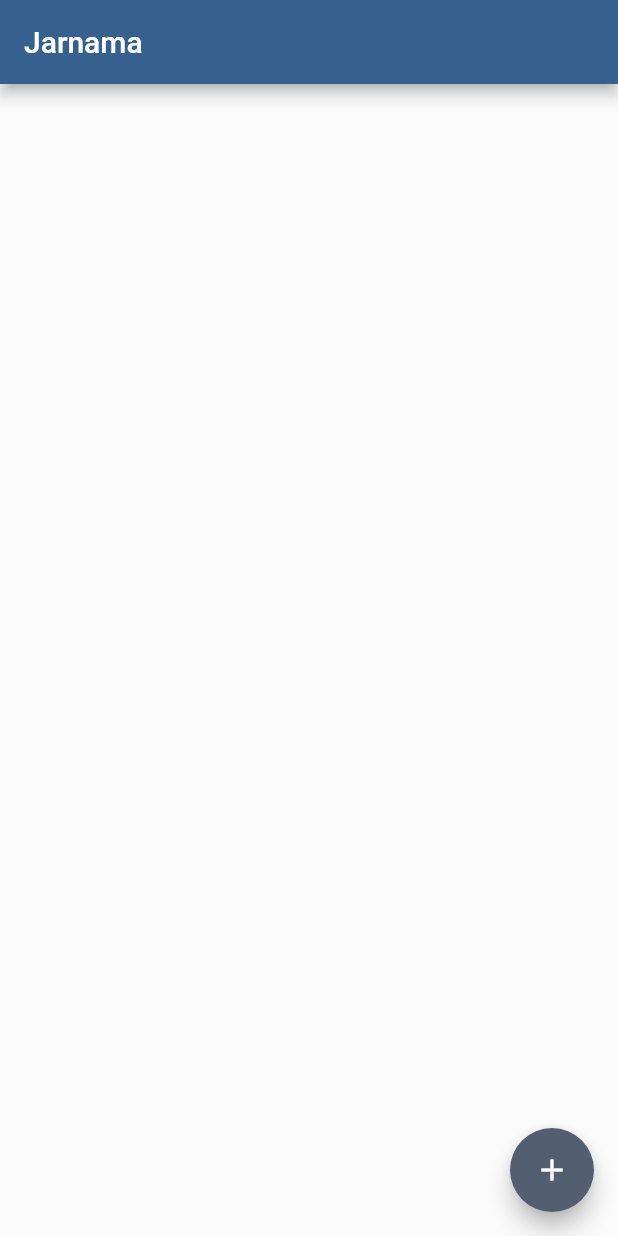
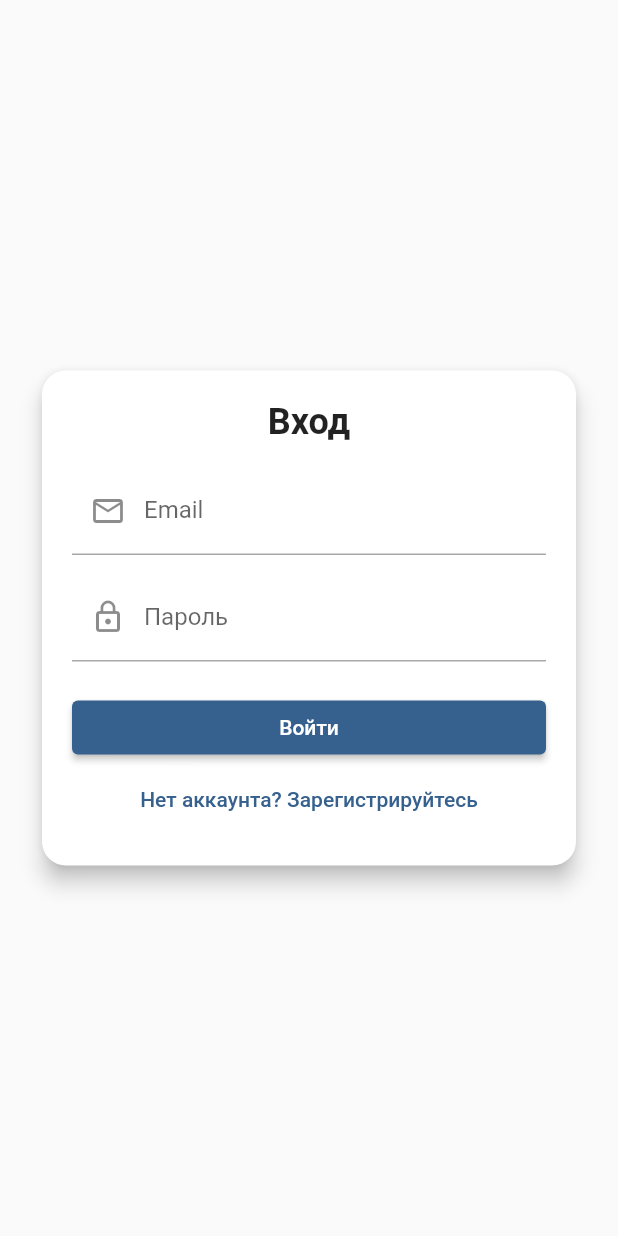
Before and after one commit to erjigit12/jarnama_app, a Flutter app: the screen it shows after launch, on a phone screen of 412 x 824 dp. Run offline on Flutter 3.47's test engine with Material 3 defaults, Android fonts, the light colour scheme and no system bars; our stand-ins replace cloud_firestore, firebase_auth, firebase_core, firebase_storage, flutter_bloc, image_picker; accounts and stored records are empty.

Commit message:
auth page added

```diff
--- a/lib/app/app.dart
+++ b/lib/app/app.dart
@@ -1,12 +1,20 @@
 import 'package:flutter/material.dart';
-import '../home/page/home_page.dart';
+import 'package:flutter_bloc/flutter_bloc.dart';
+import 'package:jarnama/auth/bloc/auth_bloc.dart';
+import 'package:jarnama/auth/data/auth_repository.dart';
+import 'package:jarnama/auth/view/auth_gate.dart';
 
 class MyApp extends StatelessWidget {
   const MyApp({super.key});
 
   @override
   Widget build(BuildContext context) {
-    return MaterialApp(
+    return RepositoryProvider(
+      create: (_) => AuthRepository(),
+      child: BlocProvider(
+        create: (context) =>
+            AuthBloc(repository: context.read<AuthRepository>()),
+        child: MaterialApp(
           debugShowCheckedModeBanner: false,
           title: 'Flutter Demo',
           theme: ThemeData(
@@ -15,7 +23,9 @@ class MyApp extends StatelessWidget {
             ),
             useMaterial3: false,
           ),
-      home: const MyHomePage(),
+          home: const AuthGate(),
+        ),
+      ),
     );
   }
 }
--- /dev/null
+++ b/lib/auth/bloc/auth_event.dart
@@ -0,0 +1,25 @@
+part of 'auth_bloc.dart';
+
+@immutable
+abstract class AuthEvent {}
+
+class AuthStarted extends AuthEvent {}
+
+class _AuthUserChanged extends AuthEvent {
+  _AuthUserChanged(this.user);
+  final User? user;
+}
+
+class AuthSignInRequested extends AuthEvent {
+  AuthSignInRequested({required this.email, required this.password});
+  final String email;
+  final String password;
+}
+
+class AuthSignUpRequested extends AuthEvent {
+  AuthSignUpRequested({required this.email, required this.password});
+  final String email;
+  final String password;
+}
+
+class AuthSignOutRequested extends AuthEvent {}
--- /dev/null
+++ b/lib/auth/bloc/auth_state.dart
@@ -0,0 +1,32 @@
+part of 'auth_bloc.dart';
+
+enum AuthStatus { unknown, loading, authenticated, unauthenticated }
+
+@immutable
+class AuthState {
+  const AuthState({
+    this.status = AuthStatus.unknown,
+    this.user,
+    this.isLoading = false,
+    this.errorMessage,
+  });
+
+  final AuthStatus status;
+  final User? user;
+  final bool isLoading;
+  final String? errorMessage;
+
+  AuthState copyWith({
+    AuthStatus? status,
+    User? user,
+    bool? isLoading,
+    String? errorMessage,
+  }) {
+    return AuthState(
+      status: status ?? this.status,
+      user: user ?? this.user,
+      isLoading: isLoading ?? this.isLoading,
+      errorMessage: errorMessage,
+    );
+  }
+}
--- /dev/null
+++ b/lib/auth/data/auth_repository.dart
@@ -0,0 +1,31 @@
+import 'package:firebase_auth/firebase_auth.dart';
+
+class AuthRepository {
+  AuthRepository({FirebaseAuth? firebaseAuth})
+      : _auth = firebaseAuth ?? FirebaseAuth.instance;
+
+  final FirebaseAuth _auth;
+
+  Stream<User?> get authStateChanges => _auth.authStateChanges();
+
+  User? get currentUser => _auth.currentUser;
+
+  Future<void> signIn({
+    required String email,
+    required String password,
+  }) async {
+    await _auth.signInWithEmailAndPassword(email: email, password: password);
+  }
+
+  Future<void> signUp({
+    required String email,
+    required String password,
+  }) async {
+    await _auth.createUserWithEmailAndPassword(
+      email: email,
+      password: password,
+    );
+  }
+
+  Future<void> signOut() => _auth.signOut();
+}
--- /dev/null
+++ b/lib/auth/view/auth_gate.dart
@@ -0,0 +1,29 @@
+import 'package:flutter/material.dart';
+import 'package:flutter_bloc/flutter_bloc.dart';
+import 'package:jarnama/auth/bloc/auth_bloc.dart';
+import 'package:jarnama/auth/view/auth_page.dart';
+import 'package:jarnama/home/page/home_page.dart';
+
+class AuthGate extends StatelessWidget {
+  const AuthGate({super.key});
+
+  @override
+  Widget build(BuildContext context) {
+    return BlocBuilder<AuthBloc, AuthState>(
+      builder: (context, state) {
+        if (state.status == AuthStatus.unknown ||
+            state.status == AuthStatus.loading) {
+          return const Scaffold(
+            body: Center(child: CircularProgressIndicator()),
+          );
+        }
+
+        if (state.status == AuthStatus.authenticated) {
+          return const MyHomePage();
+        }
+
+        return const AuthPage();
+      },
+    );
+  }
+}
--- /dev/null
+++ b/lib/auth/view/auth_page.dart
@@ -0,0 +1,174 @@
+import 'package:flutter/material.dart';
+import 'package:flutter_bloc/flutter_bloc.dart';
+import 'package:jarnama/auth/bloc/auth_bloc.dart';
+
+class AuthPage extends StatefulWidget {
+  const AuthPage({super.key});
+
+  @override
+  State<AuthPage> createState() => _AuthPageState();
+}
+
+class _AuthPageState extends State<AuthPage> {
+  final _formKey = GlobalKey<FormState>();
+  final _emailController = TextEditingController();
+  final _passwordController = TextEditingController();
+  final _confirmController = TextEditingController();
+  bool _isLogin = true;
+
+  @override
+  void dispose() {
+    _emailController.dispose();
+    _passwordController.dispose();
+    _confirmController.dispose();
+    super.dispose();
+  }
+
+  void _submit() {
+    if (!_formKey.currentState!.validate()) return;
+
+    final email = _emailController.text.trim();
+    final password = _passwordController.text.trim();
+
+    if (!_isLogin) {
+      final confirm = _confirmController.text.trim();
+      if (confirm != password) {
+        ScaffoldMessenger.of(context).showSnackBar(
+          const SnackBar(content: Text('Пароли не совпадают')),
+        );
+        return;
+      }
+      context.read<AuthBloc>().add(
+            AuthSignUpRequested(email: email, password: password),
+          );
+    } else {
+      context.read<AuthBloc>().add(
+            AuthSignInRequested(email: email, password: password),
+          );
+    }
+  }
+
+  @override
+  Widget build(BuildContext context) {
+    return Scaffold(
+      body: BlocConsumer<AuthBloc, AuthState>(
+        listener: (context, state) {
+          if (state.errorMessage != null && state.errorMessage!.isNotEmpty) {
+            ScaffoldMessenger.of(context).showSnackBar(
+              SnackBar(content: Text(state.errorMessage!)),
+            );
+          }
+        },
+        builder: (context, state) {
+          final isLoading = state.isLoading || state.status == AuthStatus.loading;
+          return Stack(
+            children: [
+              Center(
+                child: SingleChildScrollView(
+                  padding: const EdgeInsets.symmetric(horizontal: 24),
+                  child: Card(
+                    elevation: 6,
+                    shape: RoundedRectangleBorder(
+                      borderRadius: BorderRadius.circular(16),
+                    ),
+                    child: Padding(
+                      padding: const EdgeInsets.all(20),
+                      child: Column(
+                        mainAxisSize: MainAxisSize.min,
+                        children: [
+                          Text(
+                            _isLogin ? 'Вход' : 'Регистрация',
+                            style: const TextStyle(
+                              fontSize: 24,
+                              fontWeight: FontWeight.w600,
+                            ),
+                          ),
+                          const SizedBox(height: 16),
+                          Form(
+                            key: _formKey,
+                            child: Column(
+                              children: [
+                                TextFormField(
+                                  controller: _emailController,
+                                  keyboardType: TextInputType.emailAddress,
+                                  decoration: const InputDecoration(
+                                    labelText: 'Email',
+                                    prefixIcon: Icon(Icons.email_outlined),
+                                  ),
+                                  validator: (value) {
+                                    if (value == null || value.isEmpty) {
+                                      return 'Введите email';
+                                    }
+                                    if (!value.contains('@')) {
+                                      return 'Неверный email';
+                                    }
+                                    return null;
+                                  },
+                                ),
+                                const SizedBox(height: 12),
+                                TextFormField(
+                                  controller: _passwordController,
+                                  obscureText: true,
+                                  decoration: const InputDecoration(
+                                    labelText: 'Пароль',
+                                    prefixIcon: Icon(Icons.lock_outline),
+                                  ),
+                                  validator: (value) {
+                                    if (value == null || value.length < 6) {
+                                      return 'Минимум 6 символов';
+                                    }
+                                    return null;
+                                  },
+                                ),
+                                if (!_isLogin) ...[
+                                  const SizedBox(height: 12),
+                                  TextFormField(
+                                    controller: _confirmController,
+                                    obscureText: true,
+                                    decoration: const InputDecoration(
+                                      labelText: 'Повторите пароль',
+                                      prefixIcon: Icon(Icons.lock_outline),
+                                    ),
+                                  ),
+                                ],
+                              ],
+                            ),
+                          ),
+                          const SizedBox(height: 20),
+                          SizedBox(
+                            width: double.infinity,
+                            child: ElevatedButton(
+                              onPressed: isLoading ? null : _submit,
+                              child: Text(_isLogin ? 'Войти' : 'Зарегистрироваться'),
+                            ),
+                          ),
+                          TextButton(
+                            onPressed: isLoading
+                                ? null
+                                : () => setState(() => _isLogin = !_isLogin),
+                            child: Text(
+                              _isLogin
+                                  ? 'Нет аккаунта? Зарегистрируйтесь'
+                                  : 'Уже есть аккаунт? Войти',
+                            ),
+                          )
+                        ],
+                      ),
+                    ),
+                  ),
+                ),
+              ),
+              if (isLoading)
+                Container(
+                  color: Colors.black.withOpacity(0.2),
+                  child: const Center(
+                    child: CircularProgressIndicator(),
+                  ),
+                ),
+            ],
+          );
+        },
+      ),
+    );
+  }
+}
```
Also changed, not shown: lib/auth/bloc/auth_bloc.dart (added, +118 -0 lines), lib/home/page/home_page.dart (+84 -22 lines), lib/home/page/product_detail_page.dart (added, +118 -0 lines), pubspec.yaml (+5 -3 lines), pubspec.lock, 3 other files. Lines whose indentation alone changed are shown as unchanged.
